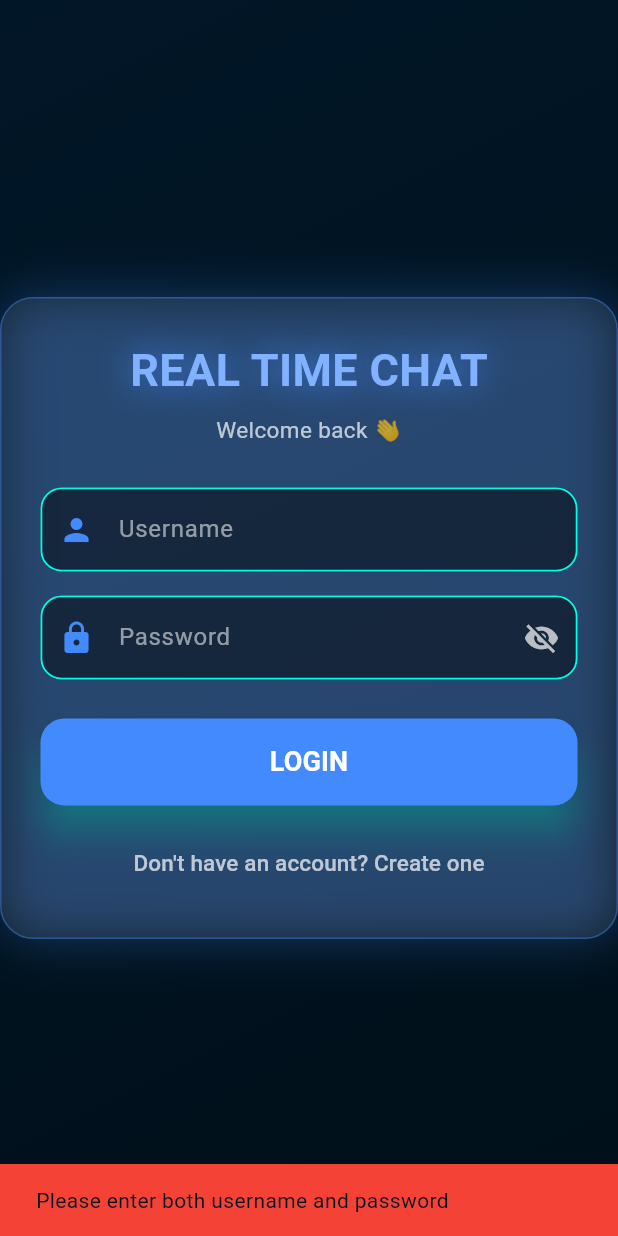
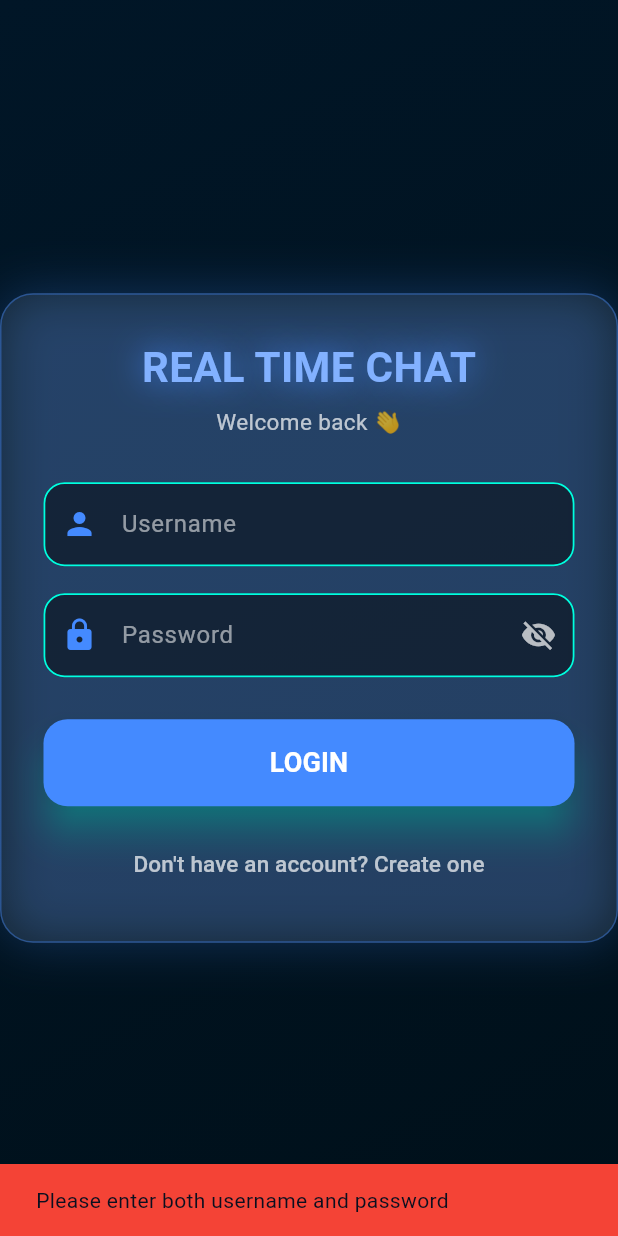
Before and after one commit to tarun470/flutter-frontend, a Flutter app: the screen it shows after launch, after a tap on "LOGIN", on a phone screen of 412 x 824 dp. Run offline on Flutter 3.47's test engine with Material 3 defaults, Android fonts, the phone set to English and light mode, and no system bars; our stand-ins replace emoji_picker_flutter, file_picker, flutter_secure_storage, socket_io_client; missing offline and left inert: dart:html; network calls fail.

Commit message:
Updated login, register, and API service logic

```diff
--- a/lib/screens/login_screen.dart
+++ b/lib/screens/login_screen.dart
@@ -19,7 +19,9 @@ class _LoginScreenState extends State<LoginScreen> {
   bool loading = false;
   bool showPassword = false;
 
-  // ---------------------- LOGIN LOGIC ----------------------
+  // --------------------------------------------------------
+  // LOGIN LOGIC
+  // --------------------------------------------------------
   Future<void> login() async {
     final username = usernameCtrl.text.trim().toLowerCase();
     final password = passwordCtrl.text.trim();
@@ -41,7 +43,7 @@ class _LoginScreenState extends State<LoginScreen> {
     }
 
     final token = res["token"];
-    final user = res["user"];
+    final user = res["user"]; // <-- This is a UserModel object
 
     if (token == null || user == null) {
       _showError("Unexpected server error");
@@ -50,7 +52,7 @@ class _LoginScreenState extends State<LoginScreen> {
 
     await storage.saveToken(token);
     await storage.saveUserId(user.id);
-    await storage.saveUsername(user.nickname);
+    await storage.saveUsername(user.nickname ?? user.username);
 
     Navigator.pushReplacement(
       context,
@@ -58,7 +60,9 @@ class _LoginScreenState extends State<LoginScreen> {
     );
   }
 
-  // ---------------------- ERROR POPUP ----------------------
+  // --------------------------------------------------------
+  // ERROR SNACKBAR
+  // --------------------------------------------------------
   void _showError(String msg) {
     ScaffoldMessenger.of(context).showSnackBar(
       SnackBar(
@@ -68,7 +72,7 @@ class _LoginScreenState extends State<LoginScreen> {
     );
   }
 
-  // ----------------------------------------------------------
+  // --------------------------------------------------------
   @override
   Widget build(BuildContext context) {
     return Scaffold(
@@ -82,14 +86,15 @@ class _LoginScreenState extends State<LoginScreen> {
               child: _buildGlassLoginCard(),
             ),
           ),
-
           if (loading) _buildLoadingOverlay(),
         ],
       ),
     );
   }
 
-  // ---------------------- BACKGROUND ----------------------
+  // --------------------------------------------------------
+  // BACKGROUND GRADIENT
+  // --------------------------------------------------------
   Widget _buildBackground() {
     return Container(
       decoration: const BoxDecoration(
@@ -105,18 +110,20 @@ class _LoginScreenState extends State<LoginScreen> {
     );
   }
 
-  // ---------------------- GLASS CARD ----------------------
+  // --------------------------------------------------------
+  // GLASS EFFECT CARD
+  // --------------------------------------------------------
   Widget _buildGlassLoginCard() {
     return AnimatedContainer(
       duration: const Duration(milliseconds: 500),
-      padding: const EdgeInsets.all(26),
+      padding: const EdgeInsets.all(28),
       decoration: BoxDecoration(
         color: Colors.white.withOpacity(0.08),
         borderRadius: BorderRadius.circular(22),
         border: Border.all(color: Colors.blueAccent.withOpacity(0.4)),
         boxShadow: [
           BoxShadow(
-            color: Colors.blueAccent.withOpacity(0.3),
+            color: Colors.blueAccent.withOpacity(0.25),
             blurRadius: 28,
           ),
         ],
@@ -125,11 +132,11 @@ class _LoginScreenState extends State<LoginScreen> {
         mainAxisSize: MainAxisSize.min,
         children: [
           _buildTitle(),
+          const SizedBox(height: 30),
+          _buildInput(usernameCtrl, "Username", Icons.person),
+          const SizedBox(height: 18),
+          _buildPasswordInput(),
           const SizedBox(height: 28),
-          _buildInput(usernameCtrl, "Username", Icons.person),
-          const SizedBox(height: 16),
-          _buildPasswordInput(),
-          const SizedBox(height: 26),
           _buildLoginButton(),
           const SizedBox(height: 14),
           _buildRegisterLink(),
@@ -138,25 +145,27 @@ class _LoginScreenState extends State<LoginScreen> {
     );
   }
 
-  // ---------------------- TITLE ----------------------
+  // --------------------------------------------------------
+  // TITLE
+  // --------------------------------------------------------
   Widget _buildTitle() {
     return Column(
       children: [
         Text(
           "REAL TIME CHAT",
           style: TextStyle(
-            fontSize: 30,
+            fontSize: 28,
             fontWeight: FontWeight.bold,
             color: Colors.blueAccent.shade100,
             shadows: [
               Shadow(
-                color: Colors.blueAccent.withOpacity(0.8),
+                color: Colors.blueAccent.withOpacity(0.9),
                 blurRadius: 28,
               ),
             ],
           ),
         ),
-        const SizedBox(height: 8),
+        const SizedBox(height: 6),
         const Text(
           "Welcome back 👋",
           style: TextStyle(color: Colors.white70, fontSize: 15),
@@ -165,7 +174,9 @@ class _LoginScreenState extends State<LoginScreen> {
     );
   }
 
-  // ---------------------- TEXT INPUT ----------------------
+  // --------------------------------------------------------
+  // TEXT INPUT
+  // --------------------------------------------------------
   Widget _buildInput(
       TextEditingController ctrl, String hint, IconData icon) {
     return TextField(
@@ -185,7 +196,9 @@ class _LoginScreenState extends State<LoginScreen> {
     );
   }
 
-  // ---------------------- PASSWORD INPUT WITH TOGGLE ----------------------
+  // --------------------------------------------------------
+  // PASSWORD INPUT WITH EYE TOGGLE
+  // --------------------------------------------------------
   Widget _buildPasswordInput() {
     return TextField(
       controller: passwordCtrl,
@@ -212,7 +225,9 @@ class _LoginScreenState extends State<LoginScreen> {
     );
   }
 
-  // ---------------------- LOGIN BUTTON ----------------------
+  // --------------------------------------------------------
+  // LOGIN BUTTON
+  // --------------------------------------------------------
   Widget _buildLoginButton() {
     return SizedBox(
       width: double.infinity,
@@ -238,7 +253,9 @@ class _LoginScreenState extends State<LoginScreen> {
     );
   }
 
-  // ---------------------- REGISTER LINK ----------------------
+  // --------------------------------------------------------
+  // REGISTER LINK
+  // --------------------------------------------------------
   Widget _buildRegisterLink() {
     return TextButton(
       onPressed: () => Navigator.push(
@@ -252,7 +269,9 @@ class _LoginScreenState extends State<LoginScreen> {
     );
   }
 
-  // ---------------------- LOADING OVERLAY ----------------------
+  // --------------------------------------------------------
+  // LOADING OVERLAY
+  // --------------------------------------------------------
   Widget _buildLoadingOverlay() {
     return Container(
       color: Colors.black54,
```
Also changed, not shown: lib/screens/register_screen.dart (+27 -13 lines), lib/services/api_service.dart (+40 -38 lines).
